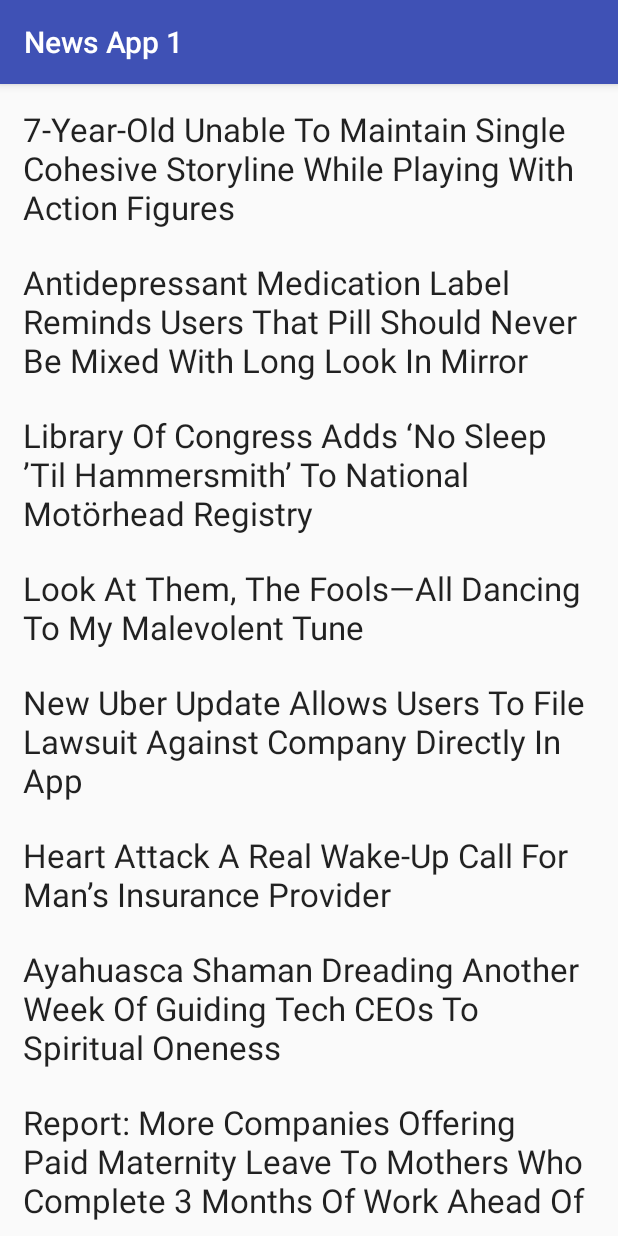
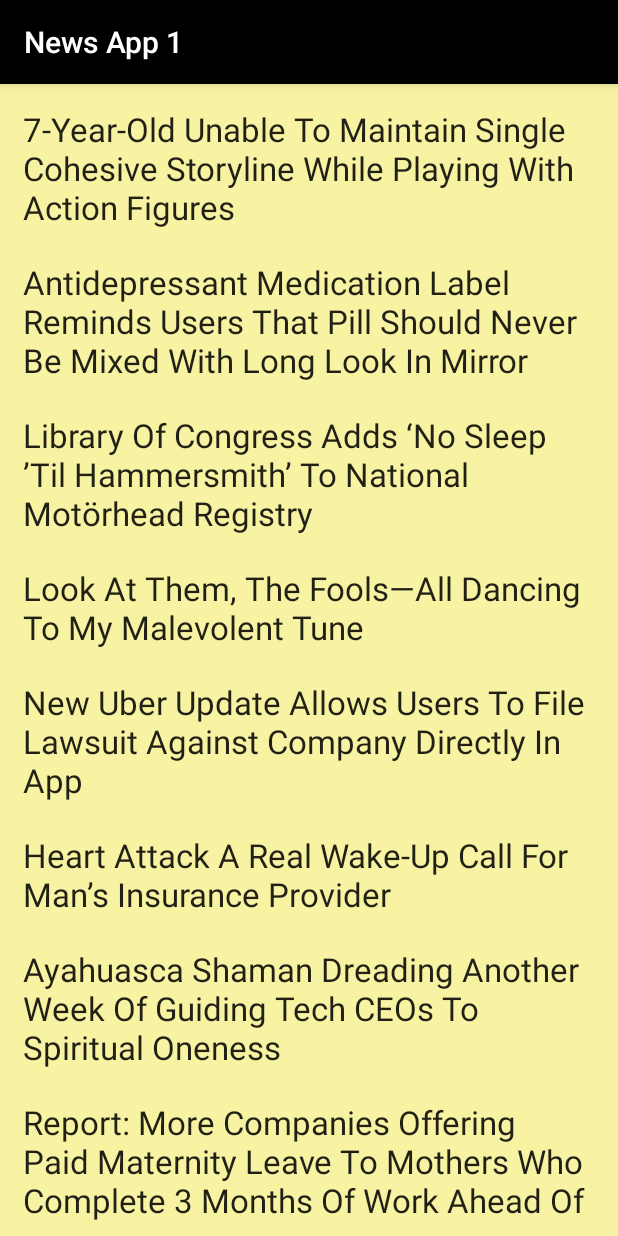
Before and after one commit to Justorkovva/News-App-1, an Android app: the screen it shows after launch (MainActivity), on a phone screen of 412 x 824 dp. Run offline under Robolectric (Android 15) with nearby library versions, the phone set to English and light mode, and no system bars.

Commit message:
ok, now it's done

```diff
--- a/NewsApp1/app/src/main/java/justor/newsapp1/MainActivity.java
+++ b/NewsApp1/app/src/main/java/justor/newsapp1/MainActivity.java
@@ -1,7 +1,6 @@
 package justor.newsapp1;
 
 import android.content.Context;
-import android.content.Intent;
 import android.support.v7.app.AppCompatActivity;
 import android.os.Bundle;
 import android.support.v7.widget.LinearLayoutManager;
@@ -14,9 +13,6 @@ public class MainActivity extends AppCompatActivity {
         super.onCreate(savedInstanceState);
         setContentView(R.layout.activity_main);
 
-
-
-
         Context context=MainActivity.this;
         final RecyclerView rv = (RecyclerView) findViewById(R.id.list);
 
--- a/NewsApp1/app/src/main/java/justor/newsapp1/MyAdapter.java
+++ b/NewsApp1/app/src/main/java/justor/newsapp1/MyAdapter.java
@@ -1,7 +1,5 @@
 package justor.newsapp1;
 
-import android.app.AlertDialog;
-import android.app.Dialog;
 import android.content.Context;
 import android.content.Intent;
 import android.support.v7.widget.RecyclerView;
@@ -12,16 +10,10 @@ import android.widget.TextView;
 import com.oc.rss.fake.FakeNews;
 import com.oc.rss.fake.FakeNewsList;
 import java.util.List;
-import android.app.Activity;
-
-import static justor.newsapp1.R.id.webView;
 
 public class MyAdapter extends RecyclerView.Adapter<MyAdapter.MyViewHolder> {
 private Context context;
 
-    public MyAdapter() {
-
-    }
     public MyAdapter(Context context) {
         this.context=context;
     }
@@ -38,7 +30,6 @@ private Context context;
         LayoutInflater inflater = LayoutInflater.from(parent.getContext());
         View view = inflater.inflate(R.layout.list_cell, parent, false);
         return new MyViewHolder(view);
-
     }
 
     @Override
@@ -50,11 +41,8 @@ private Context context;
     public class MyViewHolder extends RecyclerView.ViewHolder {
 
         private final TextView title;
-        //private final TextView htmlcontent;
         public String htmlContent;
         public String nav_title;
-
-        private FakeNews currentPair;
 
         public MyViewHolder(final View itemView) {
             super(itemView);
@@ -68,19 +56,14 @@ private Context context;
                     myIntent.putExtra("htmlContent",htmlContent);
                     myIntent.putExtra("title",nav_title);
                     context.startActivity(myIntent);
-                   // webView.loadData(htmlContent, "text/html; charset=UTF-8", null);
-
                 }
             });
         }
 
         public void display(FakeNews fake) {
-            currentPair = fake;
             title.setText(fake.title);
             htmlContent=fake.htmlContent;
             nav_title=fake.title;
-           // htmlcontent.setText(fake.htmlContent);
         }
     }
-
 }
--- a/NewsApp1/app/src/main/java/justor/newsapp1/Web.java
+++ b/NewsApp1/app/src/main/java/justor/newsapp1/Web.java
@@ -1,15 +1,11 @@
 package justor.newsapp1;
 
-import android.app.Activity;
 import android.content.Intent;
 import android.os.Bundle;
 import android.support.v7.app.AppCompatActivity;
 import android.webkit.WebView;
 
-
 public class Web extends AppCompatActivity {
-
-
 
     @Override
     protected void onCreate(Bundle savedInstanceState) {
@@ -22,5 +18,4 @@ public class Web extends AppCompatActivity {
         WebView webView = (WebView) findViewById(R.id.webView);
         webView.loadData(htmlContent, "text/html; charset=UTF-8", null);
         setTitle(title);
-
 }}
--- a/NewsApp1/app/src/main/res/layout/activity_main.xml
+++ b/NewsApp1/app/src/main/res/layout/activity_main.xml
@@ -3,6 +3,7 @@
     xmlns:tools="http://schemas.android.com/tools"
     android:layout_width="match_parent"
     android:layout_height="match_parent"
+    android:background="@color/colorAccent"
     android:paddingBottom="10dp"
     android:paddingLeft="10dp"
     android:paddingTop="10dp"
@@ -14,5 +15,5 @@
         android:layout_width="wrap_content"
         android:layout_height="wrap_content"
         android:id="@+id/list"
-        android:layout_centerHorizontal="true" />
+        android:layout_centerHorizontal="true"/>
 </RelativeLayout>
--- a/NewsApp1/app/src/main/res/layout/list_cell.xml
+++ b/NewsApp1/app/src/main/res/layout/list_cell.xml
@@ -15,5 +15,4 @@
         android:textAppearance="?android:attr/textAppearanceLarge"
         tools:text="Title" ></TextView>
 
-
 </LinearLayout>
--- a/NewsApp1/app/src/main/res/values/colors.xml
+++ b/NewsApp1/app/src/main/res/values/colors.xml
@@ -1,6 +1,6 @@
 <?xml version="1.0" encoding="utf-8"?>
 <resources>
-    <color name="colorPrimary">#3F51B5</color>
-    <color name="colorPrimaryDark">#303F9F</color>
-    <color name="colorAccent">#FF4081</color>
+    <color name="colorPrimary">#000000</color>
+    <color name="colorPrimaryDark">#050c36</color>
+    <color name="colorAccent">#f7f3a3</color>
 </resources>
```
Also changed, not shown: NewsApp1/app/src/main/res/layout/web.xml (+1 -14 lines).
